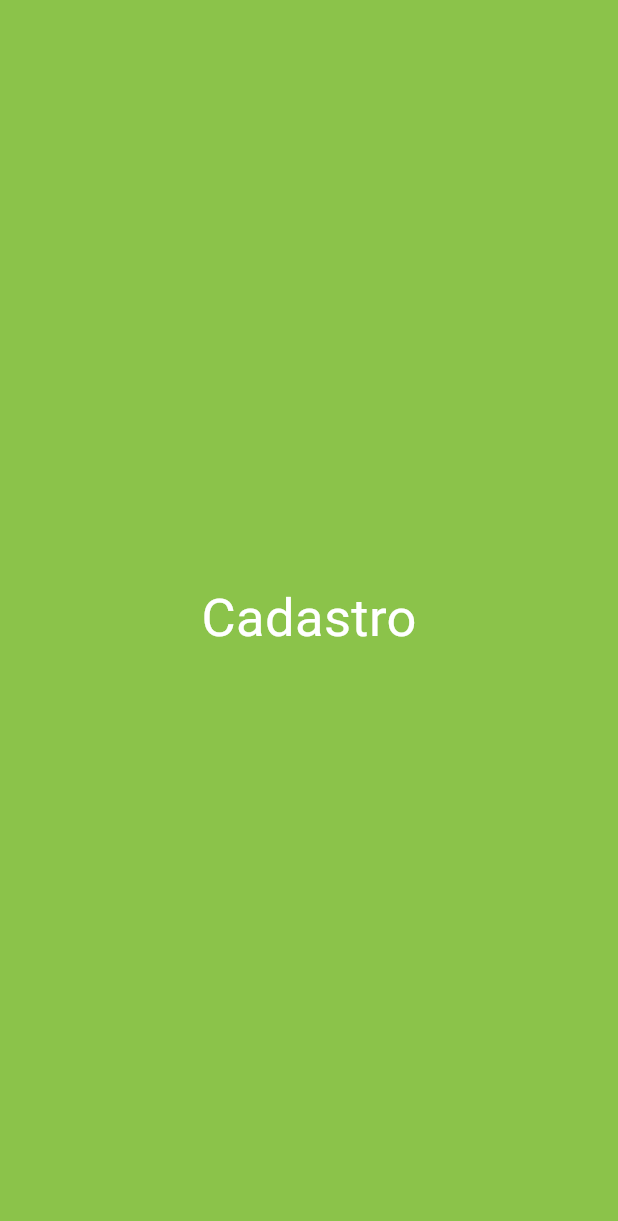
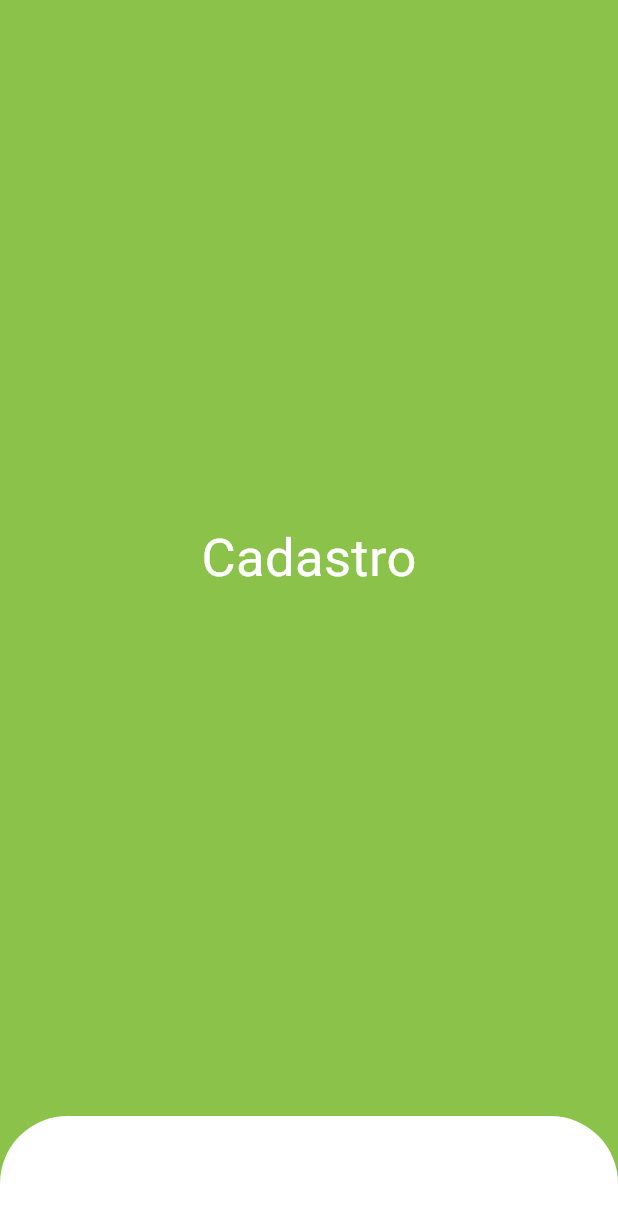
Before and after one commit to LMThomaz/greengrocer, a Flutter app: the SignUpScreen screen opened directly, on a phone screen of 412 x 824 dp. Shown: the top 1221 px of the screen. Run offline on Flutter 3.47's test engine with Material 2 defaults, Android fonts, the phone set to English and light mode, and no system bars; our stand-ins replace animated_text_kit.

Commit message:
created form in signUp screen

```diff
--- a/lib/src/auth/sign_up_screen.dart
+++ b/lib/src/auth/sign_up_screen.dart
@@ -8,9 +8,9 @@ class SignUpScreen extends StatelessWidget {
   Widget build(BuildContext context) {
     return Scaffold(
       backgroundColor: CustomColors.customSwatchColor,
-      body: const Column(
+      body: Column(
         children: [
-          Expanded(
+          const Expanded(
             child: Center(
               child: Text(
                 'Cadastro',
@@ -23,6 +23,16 @@ class SignUpScreen extends StatelessWidget {
           ),
 
           // Form
+          Container(
+            padding: const EdgeInsets.symmetric(
+              horizontal: 32,
+              vertical: 40,
+            ),
+            decoration: const BoxDecoration(
+              color: Colors.white,
+              borderRadius: BorderRadius.vertical(top: Radius.circular(45)),
+            ),
+          )
         ],
       ),
     );
```
